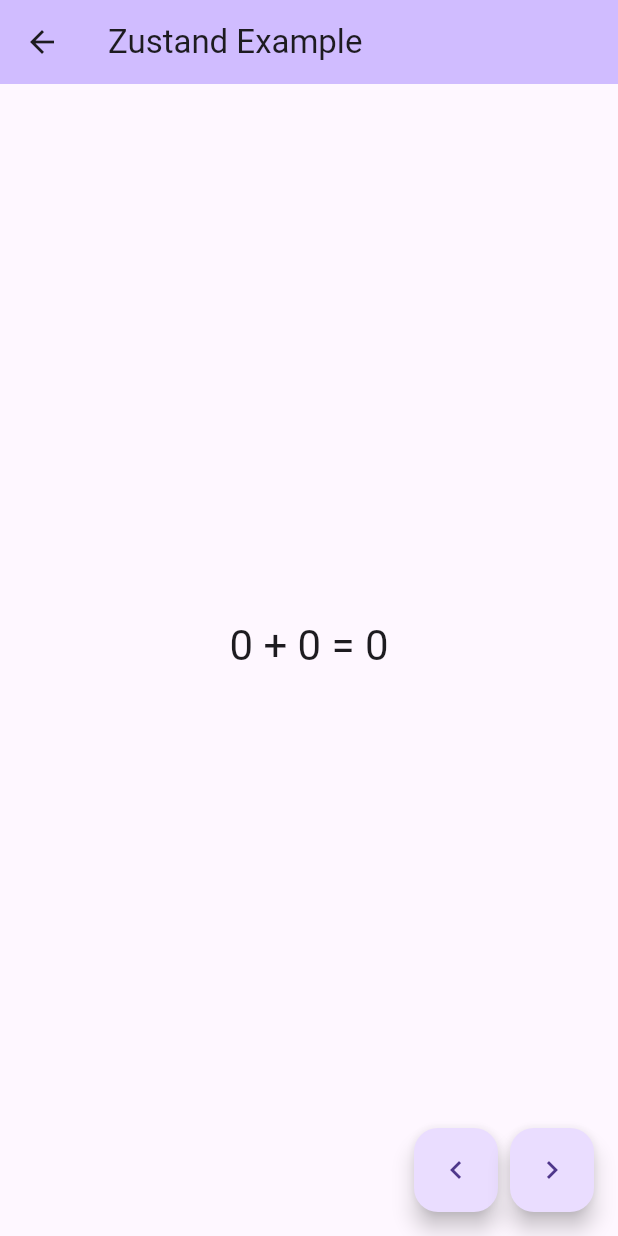
After one commit to josiahsrc/flutter_zustand, a Flutter app: the DerivedPage screen opened directly, on a phone screen of 412 x 824 dp. The commit adds this screen. Run offline on Flutter 3.47's test engine with Material 3 defaults, Android fonts, the light colour scheme and no system bars; our stand-ins replace rxdart.

Commit message:
derived example

```diff
--- /dev/null
+++ b/packages/flutter_atomic/example/lib/derived.dart
@@ -0,0 +1,62 @@
+import 'package:flutter/material.dart';
+import 'package:flutter_atomic/flutter_atomic.dart';
+
+final numAtom1 = atom(0);
+final numAtom2 = atom(0);
+final equalsAtom = derivedAtom(
+  () {
+    return numAtom1.value + numAtom2.value;
+  },
+  [numAtom1, numAtom2],
+);
+
+class DerivedPage extends StatelessWidget {
+  const DerivedPage({super.key});
+
+  @override
+  Widget build(BuildContext context) {
+    final num1 = numAtom1.watch(context);
+    final num2 = numAtom2.watch(context);
+    final equals = equalsAtom.watch(context);
+
+    final page = Scaffold(
+      appBar: AppBar(
+        backgroundColor: Theme.of(context).colorScheme.inversePrimary,
+        title: const Text("Zustand Example"),
+      ),
+      body: Center(
+        child: Column(
+          mainAxisAlignment: MainAxisAlignment.center,
+          children: <Widget>[
+            Text(
+              '$num1 + $num2 = $equals',
+              style: Theme.of(context).textTheme.headlineMedium,
+            ),
+            const SizedBox(height: 20),
+          ],
+        ),
+      ),
+      floatingActionButton: Wrap(
+        spacing: 8,
+        children: [
+          FloatingActionButton(
+            heroTag: null,
+            onPressed: () {
+              numAtom1.value++;
+            },
+            child: const Icon(Icons.chevron_left),
+          ),
+          FloatingActionButton(
+            heroTag: null,
+            onPressed: () {
+              numAtom2.value++;
+            },
+            child: const Icon(Icons.chevron_right),
+          ),
+        ],
+      ),
+    );
+
+    return page;
+  }
+}
--- a/packages/flutter_atomic/example/lib/main.dart
+++ b/packages/flutter_atomic/example/lib/main.dart
@@ -1,4 +1,5 @@
 import 'package:example/counter.dart';
+import 'package:example/derived.dart';
 import 'package:flutter/material.dart';
 import 'package:flutter_atomic/flutter_atomic.dart';
 
@@ -57,6 +58,10 @@ class MyHomePage extends StatelessWidget {
             title: const Text("Counter"),
             builder: (context) => const CounterPage(),
           ),
+          DemoTile(
+            title: const Text("Derived Atom"),
+            builder: (context) => const DerivedPage(),
+          ),
         ],
       ),
     );
```
Also changed, not shown: packages/flutter_atomic/lib/src/atom.dart (+6 -3 lines).
